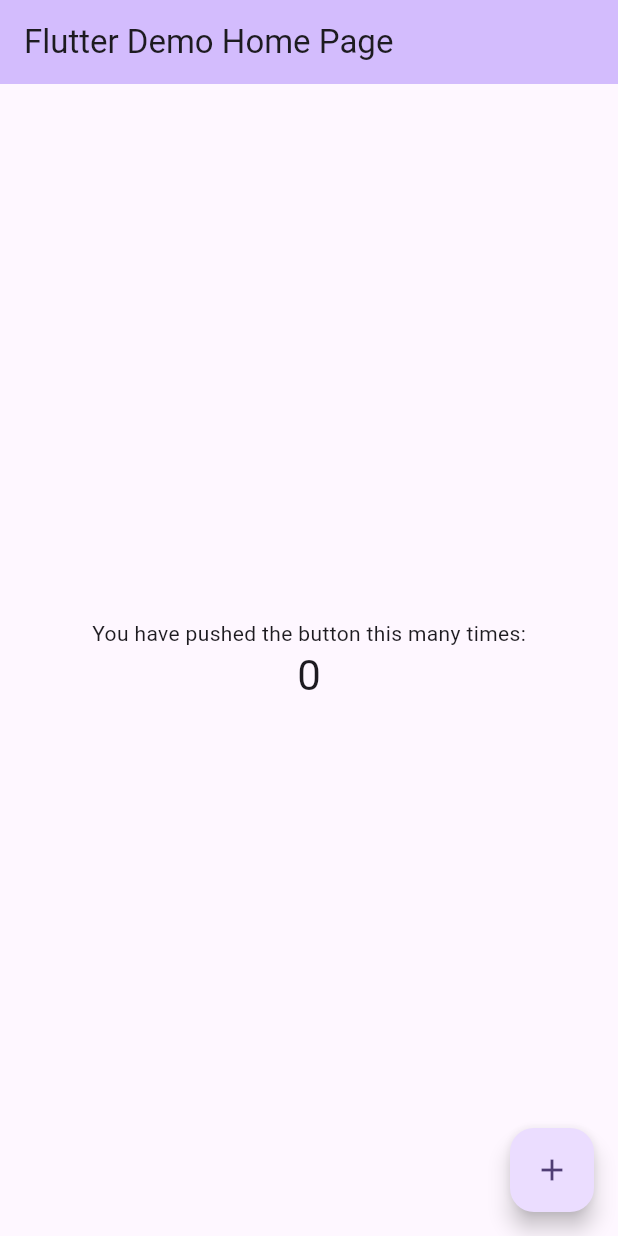
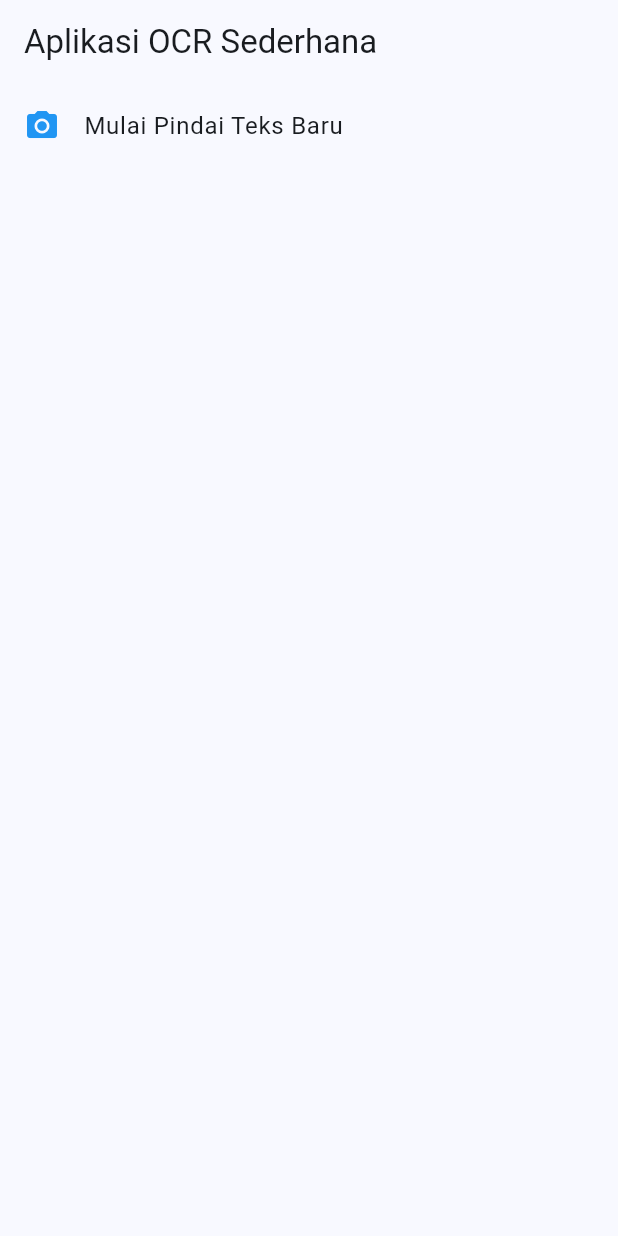
Before and after one commit to EksaMuhammad/uts-mobile, a Flutter app: the screen it shows after launch, on a phone screen of 412 x 824 dp. Run offline on Flutter 3.47's test engine with Material 3 defaults, Android fonts, the phone set to English and light mode, and no system bars.

Commit message:
first commit

```diff
--- a/lib/main.dart
+++ b/lib/main.dart
@@ -1,4 +1,5 @@
 import 'package:flutter/material.dart';
+import 'screens/home_screen.dart';
 
 void main() {
   runApp(const MyApp());
@@ -7,116 +8,15 @@ void main() {
 class MyApp extends StatelessWidget {
   const MyApp({super.key});
 
-  // This widget is the root of your application.
   @override
   Widget build(BuildContext context) {
     return MaterialApp(
-      title: 'Flutter Demo',
+      debugShowCheckedModeBanner: false,
+      title: 'OCR Sederhana',
       theme: ThemeData(
-        // This is the theme of your application.
-        //
-        // TRY THIS: Try running your application with "flutter run". You'll see
-        // the application has a purple toolbar. Then, without quitting the app,
-        // try changing the seedColor in the colorScheme below to Colors.green
-        // and then invoke "hot reload" (save your changes or press the "hot
-        // reload" button in a Flutter-supported IDE, or press "r" if you used
-        // the command line to start the app).
-        //
-        // Notice that the counter didn't reset back to zero; the application
-        // state is not lost during the reload. To reset the state, use hot
-        // restart instead.
-        //
-        // This works for code too, not just values: Most code changes can be
-        // tested with just a hot reload.
-        colorScheme: ColorScheme.fromSeed(seedColor: Colors.deepPurple),
+        colorScheme: ColorScheme.fromSeed(seedColor: Colors.blue),
       ),
-      home: const MyHomePage(title: 'Flutter Demo Home Page'),
+      home: const HomeScreen(),
     );
   }
 }
-
-class MyHomePage extends StatefulWidget {
-  const MyHomePage({super.key, required this.title});
-
-  // This widget is the home page of your application. It is stateful, meaning
-  // that it has a State object (defined below) that contains fields that affect
-  // how it looks.
-
-  // This class is the configuration for the state. It holds the values (in this
-  // case the title) provided by the parent (in this case the App widget) and
-  // used by the build method of the State. Fields in a Widget subclass are
-  // always marked "final".
-
-  final String title;
-
-  @override
-  State<MyHomePage> createState() => _MyHomePageState();
-}
-
-class _MyHomePageState extends State<MyHomePage> {
-  int _counter = 0;
-
-  void _incrementCounter() {
-    setState(() {
-      // This call to setState tells the Flutter framework that something has
-      // changed in this State, which causes it to rerun the build method below
-      // so that the display can reflect the updated values. If we changed
-      // _counter without calling setState(), then the build method would not be
-      // called again, and so nothing would appear to happen.
-      _counter++;
-    });
-  }
-
-  @override
-  Widget build(BuildContext context) {
-    // This method is rerun every time setState is called, for instance as done
-    // by the _incrementCounter method above.
-    //
-    // The Flutter framework has been optimized to make rerunning build methods
-    // fast, so that you can just rebuild anything that needs updating rather
-    // than having to individually change instances of widgets.
-    return Scaffold(
-      appBar: AppBar(
-        // TRY THIS: Try changing the color here to a specific color (to
-        // Colors.amber, perhaps?) and trigger a hot reload to see the AppBar
-        // change color while the other colors stay the same.
-        backgroundColor: Theme.of(context).colorScheme.inversePrimary,
-        // Here we take the value from the MyHomePage object that was created by
-        // the App.build method, and use it to set our appbar title.
-        title: Text(widget.title),
-      ),
-      body: Center(
-        // Center is a layout widget. It takes a single child and positions it
-        // in the middle of the parent.
-        child: Column(
-          // Column is also a layout widget. It takes a list of children and
-          // arranges them vertically. By default, it sizes itself to fit its
-          // children horizontally, and tries to be as tall as its parent.
-          //
-          // Column has various properties to control how it sizes itself and
-          // how it positions its children. Here we use mainAxisAlignment to
-          // center the children vertically; the main axis here is the vertical
-          // axis because Columns are vertical (the cross axis would be
-          // horizontal).
-          //
-          // TRY THIS: Invoke "debug painting" (choose the "Toggle Debug Paint"
-          // action in the IDE, or press "p" in the console), to see the
-          // wireframe for each widget.
-          mainAxisAlignment: MainAxisAlignment.center,
-          children: <Widget>[
-            const Text('You have pushed the button this many times:'),
-            Text(
-              '$_counter',
-              style: Theme.of(context).textTheme.headlineMedium,
-            ),
-          ],
-        ),
-      ),
-      floatingActionButton: FloatingActionButton(
-        onPressed: _incrementCounter,
-        tooltip: 'Increment',
-        child: const Icon(Icons.add),
-      ), // This trailing comma makes auto-formatting nicer for build methods.
-    );
-  }
-}
--- /dev/null
+++ b/lib/screens/home_screen.dart
@@ -0,0 +1,27 @@
+import 'package:flutter/material.dart';
+import 'scan_screen.dart';
+
+class HomeScreen extends StatelessWidget {
+  const HomeScreen({super.key});
+
+  @override
+  Widget build(BuildContext context) {
+    return Scaffold(
+      appBar: AppBar(title: const Text('Aplikasi OCR Sederhana')),
+      body: ListView(
+        children: [
+          ListTile(
+            leading: const Icon(Icons.camera_alt, color: Colors.blue),
+            title: const Text('Mulai Pindai Teks Baru'),
+            onTap: () {
+              Navigator.push(
+                context,
+                MaterialPageRoute(builder: (context) => const ScanScreen()),
+              );
+            },
+          ),
+        ],
+      ),
+    );
+  }
+}
```
Also changed, not shown: lib/screens/result_screen.dart (added, +28 -0 lines), lib/screens/scan_screen.dart (added, +28 -0 lines).
